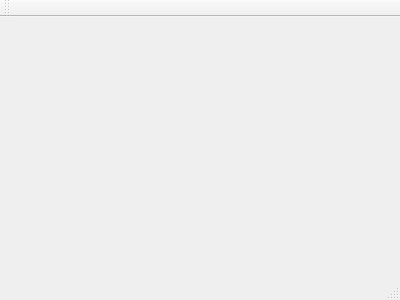
This is HMApp/mainwindow.ui in dotnet9/CTKWidgetPluginApp as Qt 5 draws it before an edit. The edited form follows.
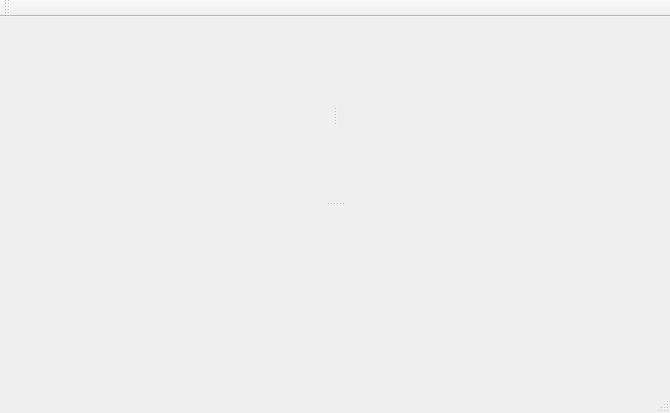
This is the edited form.

Patch:
```diff
--- a/HMApp/mainwindow.ui
+++ b/HMApp/mainwindow.ui
@@ -1,24 +1,63 @@
 <ui version="4.0">
  <class>MainWindow</class>
- <widget class="QMainWindow" name="MainWindow" >
-  <property name="geometry" >
+ <widget class="QMainWindow" name="MainWindow">
+  <property name="geometry">
    <rect>
     <x>0</x>
     <y>0</y>
-    <width>400</width>
-    <height>300</height>
+    <width>670</width>
+    <height>413</height>
    </rect>
   </property>
   <property name="windowTitle" >
    <string>MainWindow</string>
   </property>
-  <widget class="QMenuBar" name="menuBar" />
-  <widget class="QToolBar" name="mainToolBar" />
-  <widget class="QWidget" name="centralWidget" />
-  <widget class="QStatusBar" name="statusBar" />
+  <widget class="QWidget" name="centralWidget">
+   <layout class="QGridLayout" name="gridLayout_4">
+    <item row="0" column="0">
+     <widget class="QSplitter" name="splitterBottomVer">
+      <property name="orientation">
+       <enum>Qt::Vertical</enum>
+      </property>
+      <widget class="QSplitter" name="splitterTopHor">
+       <property name="orientation">
+        <enum>Qt::Horizontal</enum>
+       </property>
+       <widget class="QWidget" name="">
+        <layout class="QGridLayout" name="gridLayoutTopLeft"/>
+       </widget>
+       <widget class="QWidget" name="">
+        <layout class="QGridLayout" name="gridLayoutTopRight"/>
+       </widget>
+      </widget>
+      <widget class="QWidget" name="">
+       <layout class="QGridLayout" name="gridLayoutBottom"/>
+      </widget>
+     </widget>
+    </item>
+   </layout>
+  </widget>
+  <widget class="QMenuBar" name="menuBar">
+   <property name="geometry">
+    <rect>
+     <x>0</x>
+     <y>0</y>
+     <width>670</width>
+     <height>23</height>
+    </rect>
+   </property>
+  </widget>
+  <widget class="QToolBar" name="mainToolBar">
+   <attribute name="toolBarArea">
+    <enum>TopToolBarArea</enum>
+   </attribute>
+   <attribute name="toolBarBreak">
+    <bool>false</bool>
+   </attribute>
+  </widget>
+  <widget class="QStatusBar" name="statusBar"/>
  </widget>
- <layoutDefault spacing="6" margin="11" />
- <pixmapfunction></pixmapfunction>
+ <layoutdefault spacing="6" margin="11"/>
  <resources/>
  <connections/>
 </ui>
```
Left out of the diff: 3 changed lines with no effect on the pictures.
